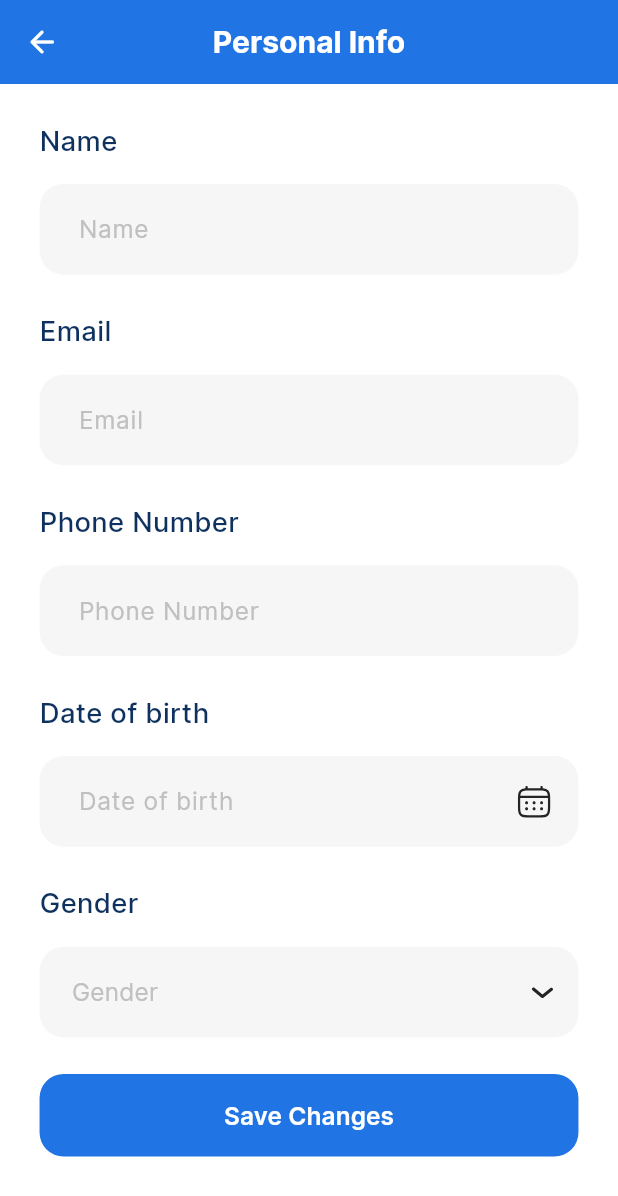
After one commit to AymenSensai/SkyCruiseApp, a Flutter app: the PersonalInfoScreen screen opened by its route, on a phone screen of 412 x 824 dp. The commit adds this screen. Shown: the top 1196 px of the screen. Run offline on Flutter 3.47's test engine with Material 3 defaults, Android fonts, the phone set to English and light mode, and no system bars; our stand-ins replace dio, flutter_otp_text_field, flutter_screenutil, flutter_spinkit, flutter_svg, fluttertoast and 4 more; generated files the repository leaves out were written again.

Commit message:
- Added PersonalInfo screen.

```diff
--- a/lib/core/routing/app_router.dart
+++ b/lib/core/routing/app_router.dart
@@ -9,6 +9,7 @@ import '../../features/authentication/presentation/screens/welcome_screen.dart';
 import '../../features/home/presentation/screens/Home.dart';
 import '../../features/home/presentation/screens/airport_search.dart';
 import '../../features/home/presentation/screens/notification.dart';
+import '../../features/home/presentation/screens/personal_info.dart';
 import '../../features/profile/presentation/screens/language.dart';
 import '../../features/profile/presentation/screens/notificationSettings.dart';
 import '../../features/profile/presentation/screens/profile.dart';
@@ -60,6 +61,8 @@ class AppRouter {
         return MaterialPageRoute(builder: (_) => const LanguageScreen());
       case Routes.security:
         return MaterialPageRoute(builder: (_) => const SecurityScreen());
+      case Routes.personalInfo:
+        return MaterialPageRoute(builder: (_) => const PersonalInfoScreen());
 
       case Routes.search:
         return MaterialPageRoute(builder: (_) => const SearchScreen());
--- a/lib/core/routing/routes.dart
+++ b/lib/core/routing/routes.dart
@@ -17,6 +17,7 @@ class Routes {
   static const String notificationSettings = '/notificationSettings';
   static const String language = '/language';
   static const String security = '/security';
+  static const String personalInfo = '/personalInfo';
 
   static const String search = '/search';
 
--- a/lib/core/theming/theme.dart
+++ b/lib/core/theming/theme.dart
@@ -18,6 +18,8 @@ abstract class ThemeManager {
       checkboxTheme: const CheckboxThemeData(
         side: BorderSide(width: 2, color: ColorsManager.neutral200),
       ),
+      datePickerTheme:
+          DatePickerThemeData(backgroundColor: ColorsManager.whiteBackground),
       radioTheme: RadioThemeData(
           fillColor: MaterialStateProperty.resolveWith((states) =>
               states.contains(MaterialState.selected)
--- a/lib/core/utils/assets.dart
+++ b/lib/core/utils/assets.dart
@@ -57,6 +57,8 @@ abstract class Assets {
   static const String english = 'assets/images/english.png';
   static const String french = 'assets/images/french.png';
 
+  static const String arrowDownward = 'assets/svgs/arrow_downward.svg';
+
   //This is dummy icons for notification screen.
   // TODO: Delete this after and don't forget to delete the icons also from assets folder
   static const String wallet = 'assets/svgs/wallet.svg';
--- a/lib/core/widgets/app_text_form_field.dart
+++ b/lib/core/widgets/app_text_form_field.dart
@@ -1,5 +1,6 @@
 import 'package:flutter/material.dart';
 import 'package:flutter_screenutil/flutter_screenutil.dart';
+import 'package:flutter_svg/flutter_svg.dart';
 
 import '../theming/colors.dart';
 import '../theming/styles.dart';
@@ -12,8 +13,9 @@ class AppTextField extends StatelessWidget {
   final TextStyle? hintStyle;
   final String hintText;
   final bool? isObscureText;
-  final Widget? prefixIcon;
+  final String? prefixIcon;
   final Widget? suffixIcon;
+  final bool? readOnly;
   final Color? backgroundColor;
   final TextEditingController? controller;
   final Function(String?) validator;
@@ -28,6 +30,7 @@ class AppTextField extends StatelessWidget {
     this.isObscureText,
     this.prefixIcon,
     this.suffixIcon,
+    this.readOnly,
     this.backgroundColor,
     this.controller,
     this.keyboardType,
@@ -75,12 +78,27 @@ class AppTextField extends StatelessWidget {
           ),
           hintStyle: hintStyle ?? TextStyles.font16Neutral200Regular,
           hintText: hintText,
-          prefixIcon: prefixIcon,
+          prefixIcon: prefixIcon != null
+              ? Padding(
+                  padding: EdgeInsets.symmetric(
+                    horizontal: 16.w,
+                    vertical: 20.h,
+                  ),
+                  child: SvgPicture.asset(
+                    prefixIcon!,
+                    colorFilter: const ColorFilter.mode(
+                      ColorsManager.neutral200,
+                      BlendMode.srcIn,
+                    ),
+                  ),
+                )
+              : null,
           suffixIcon: suffixIcon,
           fillColor: backgroundColor ?? ColorsManager.neutral100opac20,
           filled: true,
         ),
         obscureText: isObscureText ?? false,
+        readOnly: readOnly ?? false,
         keyboardType: keyboardType,
         style: TextStyles.font16Neutral900Medium,
         cursorColor: ColorsManager.primary500,
--- a/lib/core/widgets/flight.dart
+++ b/lib/core/widgets/flight.dart
@@ -2,6 +2,7 @@ import 'package:flutter/material.dart';
 import 'package:flutter/widgets.dart';
 import 'package:flutter_screenutil/flutter_screenutil.dart';
 import 'package:flutter_svg/flutter_svg.dart';
+
 import '../helpers/spacing.dart';
 import '../theming/styles.dart';
 import '../utils/assets.dart';
--- /dev/null
+++ b/lib/core/widgets/gender_field.dart
@@ -0,0 +1,67 @@
+import 'package:flutter/material.dart';
+import 'package:flutter_screenutil/flutter_screenutil.dart';
+import 'package:flutter_svg/flutter_svg.dart';
+
+import '../helpers/spacing.dart';
+import '../theming/colors.dart';
+import '../theming/styles.dart';
+import '../utils/assets.dart';
+
+class GenderField extends StatefulWidget {
+  const GenderField({super.key});
+
+  @override
+  State<GenderField> createState() => _GenderFieldState();
+}
+
+class _GenderFieldState extends State<GenderField> {
+  String? _selectedGender;
+
+  @override
+  Widget build(BuildContext context) {
+    return Column(
+      crossAxisAlignment: CrossAxisAlignment.start,
+      children: [
+        Text(
+          'Gender',
+          style: TextStyles.font18Primary900Medium,
+        ),
+        verticalSpace(16),
+        DropdownButtonFormField<String>(
+          hint: Text(
+            'Gender',
+            style: TextStyles.font16Neutral200Regular,
+          ),
+          value: _selectedGender,
+          icon: SvgPicture.asset(
+            Assets.arrowDownward,
+            colorFilter: const ColorFilter.mode(
+                ColorsManager.neutral900, BlendMode.srcIn),
+          ),
+          items: <String>['Male', 'Female']
+              .map<DropdownMenuItem<String>>(
+                  (String value) => DropdownMenuItem<String>(
+                        value: value,
+                        child: Text(value),
+                      ))
+              .toList(),
+          onChanged: (value) {
+            setState(() {
+              _selectedGender = value!;
+            });
+          },
+          decoration: InputDecoration(
+            filled: true,
+            fillColor: ColorsManager.neutral100opac20,
+            contentPadding:
+                EdgeInsets.symmetric(horizontal: 16.w, vertical: 18.h),
+            border: OutlineInputBorder(
+              borderRadius: BorderRadius.circular(16),
+              borderSide: BorderSide.none,
+            ),
+          ),
+        ),
+      ],
+    );
+  }
+}
--- /dev/null
+++ b/lib/core/widgets/info_field.dart
@@ -0,0 +1,55 @@
+import 'package:flutter/material.dart';
+import 'package:flutter_screenutil/flutter_screenutil.dart';
+
+import '../helpers/spacing.dart';
+import '../theming/styles.dart';
+import 'app_text_form_field.dart';
+
+class InfoField extends StatelessWidget {
+  const InfoField({
+    super.key,
+    required this.controller,
+    required this.text,
+    this.inputType,
+    this.suffixIcon,
+    this.readOnly,
+    this.focusedBorder,
+  });
+
+  final TextEditingController controller;
+  final String text;
+  final TextInputType? inputType;
+  final Widget? suffixIcon;
+  final bool? readOnly;
+  final InputBorder? focusedBorder;
+
+  @override
+  Widget build(BuildContext context) {
+    return Padding(
+      padding: EdgeInsets.symmetric(vertical: 12.h),
+      child: Column(
+        crossAxisAlignment: CrossAxisAlignment.start,
+        children: [
+          Text(
+            text,
+            style: TextStyles.font18Primary900Medium,
+          ),
+          verticalSpace(16),
+          AppTextField(
+            controller: controller,
+            hintText: text,
+            keyboardType: inputType,
+            suffixIcon: suffixIcon,
+            readOnly: readOnly,
+            focusedBorder: focusedBorder,
+            validator: (value) {
+              // if (value == null || value.isEmpty) {
+              //   return 'Please enter a your name';
+              // }
+            },
+          )
+        ],
+      ),
+    );
+  }
+}
--- a/lib/features/authentication/presentation/widgets/email_section.dart
+++ b/lib/features/authentication/presentation/widgets/email_section.dart
@@ -1,9 +1,6 @@
 import 'package:flutter/material.dart';
-import 'package:flutter_screenutil/flutter_screenutil.dart';
-import 'package:flutter_svg/flutter_svg.dart';
 
 import '../../../../core/helpers/spacing.dart';
-import '../../../../core/theming/colors.dart';
 import '../../../../core/theming/styles.dart';
 import '../../../../core/utils/app_regex.dart';
 import '../../../../core/utils/assets.dart';
@@ -40,19 +37,7 @@ class EmailTextField extends StatelessWidget {
     return AppTextField(
       controller: emailController,
       hintText: 'Email',
-      prefixIcon: Padding(
-        padding: EdgeInsets.symmetric(
-          horizontal: 16.w,
-          vertical: 20.h,
-        ),
-        child: SvgPicture.asset(
-          Assets.email,
-          colorFilter: const ColorFilter.mode(
-            ColorsManager.neutral200,
-            BlendMode.srcIn,
-          ),
-        ),
-      ),
+      prefixIcon: Assets.email,
       keyboardType: TextInputType.emailAddress,
       validator: (value) {
         if (value == null || value.isEmpty || !AppRegex.isEmailValid(value)) {
--- a/lib/features/authentication/presentation/widgets/name_section.dart
+++ b/lib/features/authentication/presentation/widgets/name_section.dart
@@ -1,9 +1,6 @@
 import 'package:flutter/material.dart';
-import 'package:flutter_screenutil/flutter_screenutil.dart';
-import 'package:flutter_svg/flutter_svg.dart';
 
 import '../../../../core/helpers/spacing.dart';
-import '../../../../core/theming/colors.dart';
 import '../../../../core/theming/styles.dart';
 import '../../../../core/utils/assets.dart';
 import '../../../../core/widgets/app_text_form_field.dart';
@@ -26,19 +23,7 @@ class NameSection extends StatelessWidget {
         AppTextField(
           controller: nameController,
           hintText: 'Name',
-          prefixIcon: Padding(
-            padding: EdgeInsets.symmetric(
-              horizontal: 16.w,
-              vertical: 20.h,
-            ),
-            child: SvgPicture.asset(
-              Assets.profileSolid,
-              colorFilter: const ColorFilter.mode(
-                ColorsManager.neutral200,
-                BlendMode.srcIn,
-              ),
-            ),
-          ),
+          prefixIcon: Assets.profileSolid,
           validator: (value) {
             if (value == null || value.isEmpty) {
               return 'Please enter your name';
--- a/lib/features/authentication/presentation/widgets/password_section.dart
+++ b/lib/features/authentication/presentation/widgets/password_section.dart
@@ -1,6 +1,4 @@
 import 'package:flutter/material.dart';
-import 'package:flutter_screenutil/flutter_screenutil.dart';
-import 'package:flutter_svg/flutter_svg.dart';
 
 import '../../../../core/helpers/spacing.dart';
 import '../../../../core/theming/colors.dart';
@@ -38,19 +36,7 @@ class _PasswordSectionState extends State<PasswordSection> {
           controller: widget.passwordController,
           isObscureText: isObscureText,
           hintText: 'Password',
-          prefixIcon: Padding(
-            padding: EdgeInsets.symmetric(
-              horizontal: 16.w,
-              vertical: 20.h,
-            ),
-            child: SvgPicture.asset(
-              Assets.password,
-              colorFilter: const ColorFilter.mode(
-                ColorsManager.neutral200,
-                BlendMode.srcIn,
-              ),
-            ),
-          ),
+          prefixIcon: Assets.password,
           suffixIcon: GestureDetector(
             onTap: () {
               setState(() {
--- a/lib/features/home/presentation/screens/airport_search.dart
+++ b/lib/features/home/presentation/screens/airport_search.dart
@@ -80,12 +80,7 @@ class AirportSearchScreen extends StatelessWidget {
               AppTextField(
                 hintText: 'Search city or airport',
                 validator: (_) {},
-                prefixIcon: SvgPicture.asset(
-                  Assets.search,
-                  height: 16,
-                  width: 16,
-                  fit: BoxFit.scaleDown,
-                ),
+                prefixIcon: Assets.search,
               ),
               ListView.separated(
                 physics: const NeverScrollableScrollPhysics(),
--- /dev/null
+++ b/lib/features/home/presentation/screens/personal_info.dart
@@ -0,0 +1,107 @@
+import 'package:flutter/material.dart';
+import 'package:flutter_screenutil/flutter_screenutil.dart';
+import 'package:flutter_svg/flutter_svg.dart';
+import 'package:intl/intl.dart';
+
+import '../../../../core/helpers/spacing.dart';
+import '../../../../core/theming/colors.dart';
+import '../../../../core/utils/assets.dart';
+import '../../../../core/widgets/app_bar.dart';
+import '../../../../core/widgets/app_text_button.dart';
+import '../../../../core/widgets/gender_field.dart';
+import '../../../../core/widgets/info_field.dart';
+
+class PersonalInfoScreen extends StatefulWidget {
+  const PersonalInfoScreen({super.key});
+
+  @override
+  State<PersonalInfoScreen> createState() => _PersonalInfoScreenState();
+}
+
+class _PersonalInfoScreenState extends State<PersonalInfoScreen> {
+  final TextEditingController _nameController = TextEditingController();
+  final TextEditingController _emailController = TextEditingController();
+  final TextEditingController _phoneNumberController = TextEditingController();
+  final TextEditingController _dateController = TextEditingController();
+  DateTime _selectedDate = DateTime.now();
+
+  @override
+  Widget build(BuildContext context) {
+    return Scaffold(
+      appBar: const BackCenteredTitleAppBar(title: 'Personal Info'),
+      body: SafeArea(
+          child: SingleChildScrollView(
+        child: Padding(
+          padding: EdgeInsets.symmetric(horizontal: 24.w, vertical: 12.h),
+          child: Column(
+            children: [
+              InfoField(controller: _nameController, text: 'Name'),
+              InfoField(
+                controller: _emailController,
+                text: 'Email',
+                inputType: TextInputType.emailAddress,
+              ),
+              InfoField(
+                controller: _phoneNumberController,
+                text: 'Phone Number',
+                inputType: TextInputType.phone,
+              ),
+              InfoField(
+                controller: _dateController,
+                text: 'Date of birth',
+                suffixIcon: Padding(
+                  padding: EdgeInsets.symmetric(
+                    horizontal: 16.w,
+                    vertical: 16.h,
+                  ),
+                  child: GestureDetector(
+                    onTap: () => _selectDate(context),
+                    child: SvgPicture.asset(
+                      Assets.calendar,
+                      colorFilter: const ColorFilter.mode(
+                        ColorsManager.neutral900,
+                        BlendMode.srcIn,
+                      ),
+                    ),
+                  ),
+                ),
+                focusedBorder: const OutlineInputBorder(
+                    borderSide: BorderSide(
+                      color: Colors.transparent,
+                    ),
+                    borderRadius: BorderRadius.all(Radius.circular(16))),
+                readOnly: true,
+              ),
+              verticalSpace(12),
+              const GenderField(),
+              verticalSpace(24),
+              _saveChangesButton()
+            ],
+          ),
+        ),
+      )),
+    );
+  }
+
+  Future<void> _selectDate(BuildContext context) async {
+    final selectedDate = await showDatePicker(
+      context: context,
+      initialDate: _selectedDate,
+      firstDate: DateTime(1900),
+      lastDate: DateTime.now(),
+    );
+    if (selectedDate != null) {
+      setState(() {
+        _selectedDate = selectedDate;
+        _dateController.text = DateFormat.yMMMd().format(_selectedDate);
+      });
+    }
+  }
+
+  Widget _saveChangesButton() {
+    return AppTextButton(
+      buttonText: 'Save Changes',
+      onPressed: () {},
+    );
+  }
+}
--- a/lib/features/profile/presentation/screens/language.dart
+++ b/lib/features/profile/presentation/screens/language.dart
@@ -5,6 +5,7 @@ import '../../../../core/helpers/spacing.dart';
 import '../../../../core/theming/colors.dart';
 import '../../../../core/theming/styles.dart';
 import '../../../../core/utils/assets.dart';
+import '../../../../core/widgets/app_bar.dart';
 
 class LanguageScreen extends StatefulWidget {
   const LanguageScreen({super.key});
@@ -18,9 +19,7 @@ class _LanguageScreenState extends State<LanguageScreen> {
   @override
   Widget build(BuildContext context) {
     return Scaffold(
-      appBar: AppBar(
-        title: const Text('Language'),
-      ),
+      appBar: const BackCenteredTitleAppBar(title: 'Language'),
       body: SafeArea(
         child: SingleChildScrollView(
           child: Padding(
--- a/lib/features/profile/presentation/screens/profile.dart
+++ b/lib/features/profile/presentation/screens/profile.dart
@@ -33,7 +33,11 @@ class ProfileScreen extends StatelessWidget {
                 style: TextStyles.font18Neutral900Medium,
               ),
               verticalSpace(12),
-              iconAndTextRow(Assets.profileSettings, 'Personal Info', () {}),
+              iconAndTextRow(
+                Assets.profileSettings,
+                'Personal Info',
+                () => context.pushNamed(Routes.personalInfo),
+              ),
               iconAndTextRow(
                 Assets.notificationSettings,
                 'Notifications',
--- a/lib/features/profile/presentation/screens/security.dart
+++ b/lib/features/profile/presentation/screens/security.dart
@@ -4,6 +4,7 @@ import 'package:flutter_screenutil/flutter_screenutil.dart';
 import '../../../../core/helpers/spacing.dart';
 import '../../../../core/theming/colors.dart';
 import '../../../../core/theming/styles.dart';
+import '../../../../core/widgets/app_bar.dart';
 import '../../../../core/widgets/app_text_button.dart';
 
 class SecurityScreen extends StatelessWidget {
@@ -13,9 +14,7 @@ class SecurityScreen extends StatelessWidget {
   Widget build(BuildContext context) {
     final screenWidth = MediaQuery.of(context).size.width;
     return Scaffold(
-      appBar: AppBar(
-        title: const Text('Security'),
-      ),
+      appBar: const BackCenteredTitleAppBar(title: 'Security'),
       body: SafeArea(
         child: SingleChildScrollView(
           child: Padding(
```
Also changed, not shown: assets/svgs/arrow_downward.svg (added).
